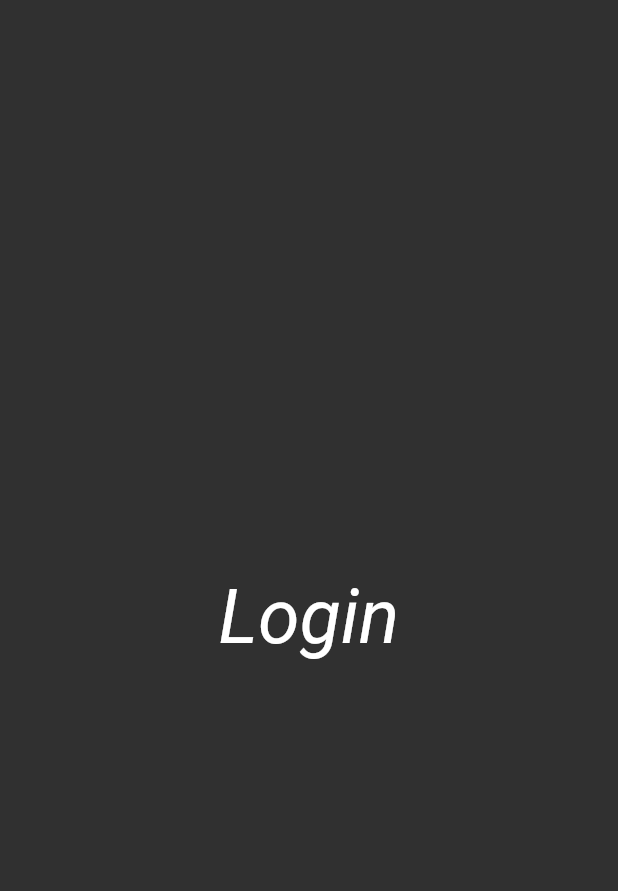
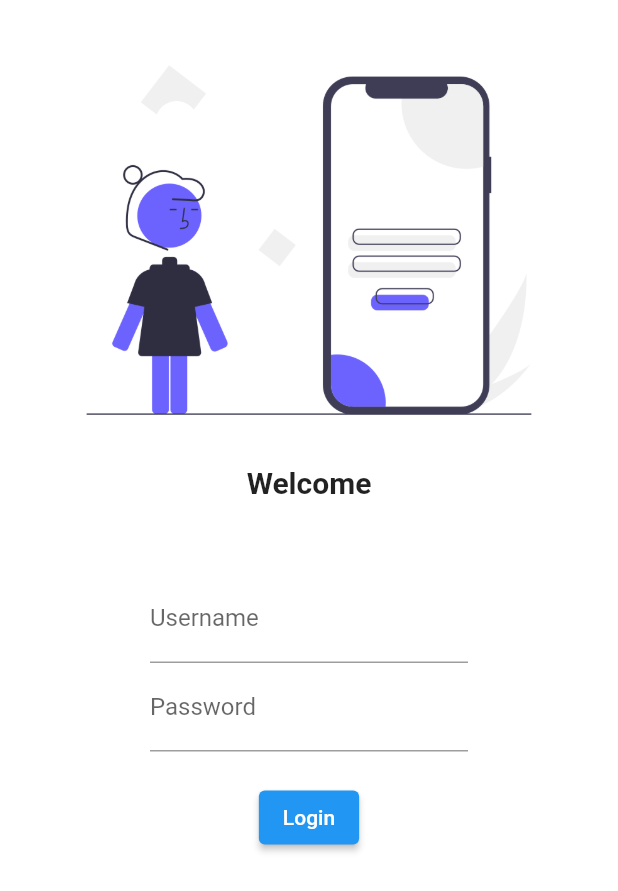
Before and after one commit to poojasalla14/flutter_catalog, a Flutter app: the screen it shows after launch, on a phone screen of 412 x 824 dp. Shown: the top 891 px of the screen. Run offline on Flutter 3.47's test engine with Material 2 defaults, Android fonts, the phone set to English and light mode, and no system bars.

Commit message:
Day4 Completed

```diff
--- a/lib/main.dart
+++ b/lib/main.dart
@@ -13,17 +13,16 @@ class MyApp extends StatelessWidget {
   Widget build(BuildContext context) {
     return MaterialApp(
         //home: const Homepage(),
-        themeMode: ThemeMode.dark,
+        themeMode: ThemeMode.light,
         theme: ThemeData(
           brightness: Brightness.light,
         ),
         darkTheme: ThemeData(
           brightness: Brightness.dark,
         ),
-        initialRoute: "/home",
         routes: {
-          "/": (context) => const Homepage(),
-          "/home": (context) => const Loginpage(),
+          "/": (context) => const LoginPage(),
+          "/home": (context) => const Homepage(),
         });
   }
 }
--- a/lib/pages/login_page.dart
+++ b/lib/pages/login_page.dart
@@ -1,18 +1,67 @@
+// ignore_for_file: prefer_const_constructors
+
 import 'package:flutter/material.dart';
 
-class Loginpage extends StatelessWidget {
-  const Loginpage({Key? key}) : super(key: key);
+class LoginPage extends StatelessWidget {
+  const LoginPage({Key? key}) : super(key: key);
 
   @override
   Widget build(BuildContext context) {
-    return const Material(
-      child: Center(
-        child: Text("Login",style: TextStyle(
-         fontStyle: FontStyle.italic,
-         fontSize: 50,
-        )
-        )
-        )
-   );
+    return Material(
+        color: Colors.white,
+        child: Column(
+            // ignore: prefer_const_literals_to_create_immutables
+            children: [
+              Padding(
+                padding: const EdgeInsets.symmetric(vertical: 10.0),
+                child: Column(
+                  children: [
+                    Image.asset("assets/images/login_image.png",
+                        fit: BoxFit.contain, height: 300),
+                    Text(
+                      "Welcome",
+                      style: TextStyle(
+                        fontWeight: FontWeight.bold,
+                        fontSize: 20,
+                      ),
+                    ),
+                    SizedBox(
+                      height: 20,
+                    ),
+                  ],
+                ),
+              ),
+              Padding(
+                padding:
+                    const EdgeInsets.symmetric(horizontal: 100, vertical: 20),
+                child: Column(
+                  children: [
+                    TextFormField(
+                      decoration: InputDecoration(
+                        hintText: "Enter Username",
+                        labelText: "Username",
+                      ),
+                    ),
+                    TextFormField(
+                      decoration: InputDecoration(
+                        hintText: "Enter Password",
+                        labelText: "Password",
+                      ),
+                    ),
+                    SizedBox(
+                      height: 20,
+                    ),
+                    ElevatedButton(
+                      onPressed: () {
+                        // ignore: avoid_print
+                        print("hello");
+                      },
+                      child: Text("Login"),
+                      style: TextButton.styleFrom(),
+                    ),
+                  ],
+                ),
+              ),
+            ]));
   }
 }
--- a/pubspec.yaml
+++ b/pubspec.yaml
@@ -58,8 +58,8 @@ flutter:
   uses-material-design: true
 
   # To add assets to your application, add an assets section, like this:
-  # assets:
-  #   - images/a_dot_burr.jpeg
+  assets:
+    - assets/images/
   #   - images/a_dot_ham.jpeg
 
   # An image asset can refer to one or more resolution-specific "variants", see
```
Also changed, not shown: assets/images/login_image.png (added).
